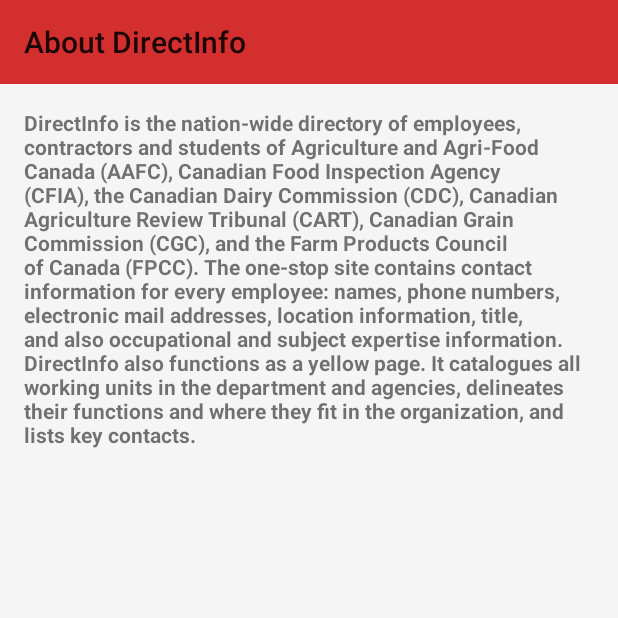
After one commit to cfiamobility/directinfo, an Android app: the DirectInfoAbout screen opened directly, with no data from a screen before it, on a phone screen of 412 x 824 dp, the top half of it. The commit adds this screen. Run offline under Robolectric (Android 15) with nearby library versions, the phone set to English and light mode, and no system bars.

Commit message:
about page done

```diff
--- a/app/src/main/AndroidManifest.xml
+++ b/app/src/main/AndroidManifest.xml
@@ -34,6 +34,8 @@
 
         </activity>
         <activity android:name=".PersonDetails"></activity>
+
+        <activity android:name=".DirectInfoAbout"></activity>
     </application>
 
 
--- /dev/null
+++ b/app/src/main/java/ca/gc/inspection/directinfo/DirectInfoAbout.java
@@ -0,0 +1,25 @@
+package ca.gc.inspection.directinfo;
+
+import android.os.Bundle;
+import android.support.annotation.Nullable;
+import android.support.v7.app.AppCompatActivity;
+import android.support.v7.widget.Toolbar;
+
+
+public class DirectInfoAbout  extends AppCompatActivity{
+    Toolbar toolbar;
+
+
+    @Override
+    protected void onCreate(@Nullable Bundle savedInstanceState) {
+        super.onCreate(savedInstanceState);
+
+        setContentView(R.layout.activity_about);
+        toolbar = findViewById(R.id.toolbar1);
+        setSupportActionBar(toolbar);
+      getSupportActionBar().setTitle("About DirectInfo");
+
+
+
+    }
+}
--- /dev/null
+++ b/app/src/main/res/layout/activity_about.xml
@@ -0,0 +1,31 @@
+<?xml version="1.0" encoding="utf-8"?>
+<LinearLayout xmlns:android="http://schemas.android.com/apk/res/android"
+    xmlns:app="http://schemas.android.com/apk/res-auto"
+    xmlns:tools="http://schemas.android.com/tools"
+    android:layout_width="match_parent"
+    android:layout_height="match_parent"
+    android:orientation="vertical"
+    tools:context=".DirectInfoAbout">
+
+    <include layout="@layout/toolbar_layout"/>
+
+    <ScrollView
+        android:layout_width="wrap_content"
+        android:layout_height="wrap_content">
+
+        <TextView
+            android:id="@+id/aboutText"
+            android:layout_width="wrap_content"
+            android:layout_height="wrap_content"
+            android:layout_margin="16dp"
+            android:text="@string/aboutContent"
+            android:textStyle="bold"
+            >
+
+        </TextView>
+
+
+    </ScrollView>
+
+
+</LinearLayout>
--- a/app/src/main/res/menu/menu_search.xml
+++ b/app/src/main/res/menu/menu_search.xml
@@ -11,5 +11,11 @@
         app:showAsAction="ifRoom|collapseActionView"
         >
     </item>
+    <item
+        android:id="@+id/abouticon"
+        android:title="@string/about"
+        app:showAsAction="never"
+        >
+    </item>
 
 </menu>
--- a/app/src/main/res/values/strings.xml
+++ b/app/src/main/res/values/strings.xml
@@ -1,3 +1,5 @@
 <resources>
     <string name="app_name">Direct Info</string>
+    <string name="about">About</string>
+    <string name="aboutContent">DirectInfo is the nation-wide directory of employees, contractors and students of Agriculture and Agri-Food Canada (AAFC), Canadian Food Inspection Agency (CFIA), the Canadian Dairy Commission (CDC), Canadian Agriculture Review Tribunal (CART), Canadian Grain Commission (CGC), and the Farm Products Council of Canada (FPCC). The one-stop site contains contact information for every employee: names, phone numbers, electronic mail addresses, location information, title, and also occupational and subject expertise information. DirectInfo also functions as a "yellow page". It catalogues all working units in the department and agencies, delineates their functions and where they fit in the organization, and lists key contacts.</string>
 </resources>
```
Also changed, not shown: app/src/main/java/ca/gc/inspection/directinfo/SearchActivity.java (+12 -0 lines), app/src/main/res/drawable/about_icon.xml (added, +9 -0 lines).
